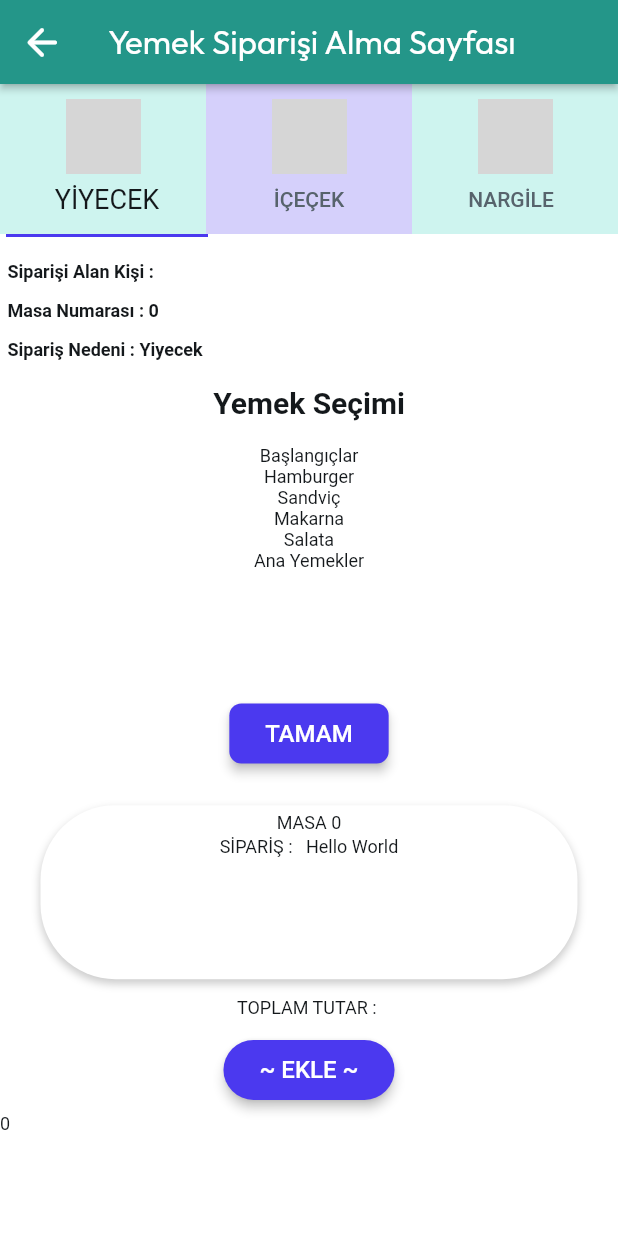
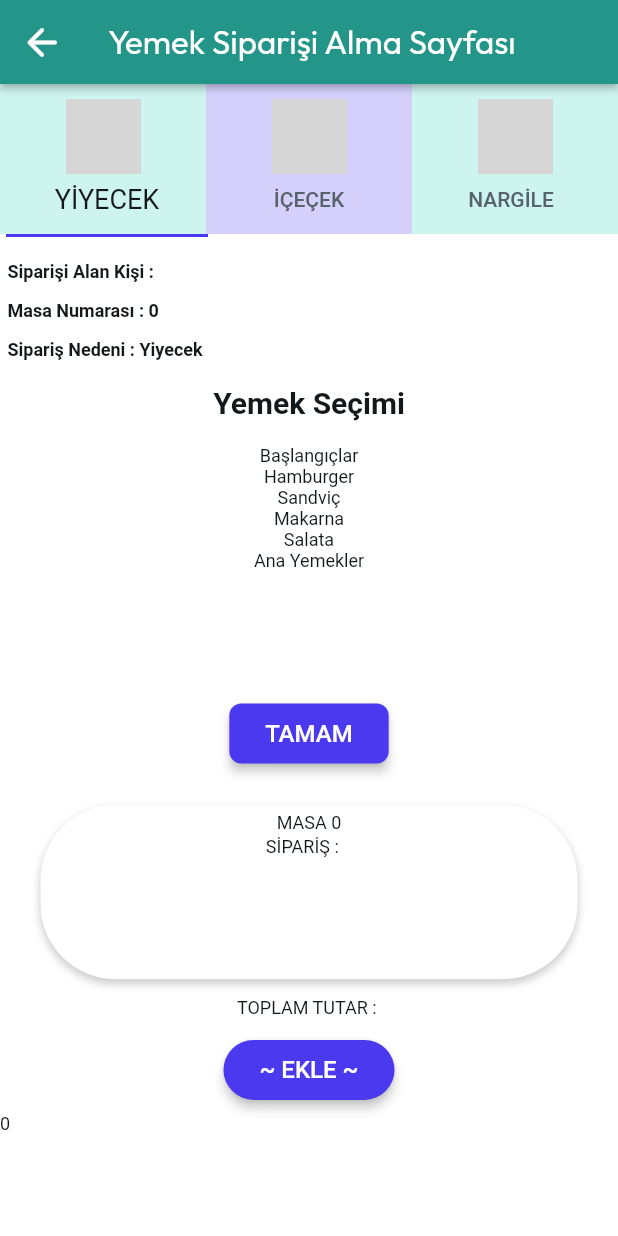
Before and after one commit to turanedizsacakli/mainappforcafes, a Flutter app: the ChooseEatingOrderPageCopyCopyWidget screen opened by its route, after a tap on "TAMAM", on a phone screen of 412 x 824 dp. Run offline on Flutter 3.47's test engine with Material 3 defaults, Android fonts, the phone set to English and light mode, and no system bars; drawn by our look-alikes of auto_size_text; our stand-ins replace cloud_firestore, dropdown_button2, firebase_core, font_awesome_flutter, from_css_color, go_router and 4 more; missing offline and left inert: json_path; accounts and stored records are empty; network calls fail; Roboto replaces fonts that are missing (Readex Pro); grey boxes are pictures that could not be loaded.

Commit message:
updated order page

```diff
--- a/lib/pages/choose_eating_order_page_copy_copy/choose_eating_order_page_copy_copy_widget.dart
+++ b/lib/pages/choose_eating_order_page_copy_copy/choose_eating_order_page_copy_copy_widget.dart
@@ -974,7 +974,8 @@ class _ChooseEatingOrderPageCopyCopyWidgetState
                                                         0.0, 10.0, 0.0, 0.0),
                                                 child: FFButtonWidget(
                                                   onPressed: () {
-                                                    print('Button pressed ...');
+                                                    print(
+                                                        'OkButton pressed ...');
                                                   },
                                                   text: 'TAMAM',
                                                   options: FFButtonOptions(
@@ -1135,17 +1136,38 @@ class _ChooseEatingOrderPageCopyCopyWidgetState
                                                                     0.0,
                                                               ),
                                                         ),
-                                                        Text(
-                                                          'Hello World',
-                                                          style: FlutterFlowTheme
-                                                                  .of(context)
-                                                              .bodyMedium
-                                                              .override(
-                                                                fontFamily:
-                                                                    'Readex Pro',
-                                                                letterSpacing:
-                                                                    0.0,
-                                                              ),
+                                                        Builder(
+                                                          builder: (context) {
+                                                            final orderList =
+                                                                FFAppState()
+                                                                    .order
+                                                                    .toList();
+                                                            return Column(
+                                                              mainAxisSize:
+                                                                  MainAxisSize
+                                                                      .max,
+                                                              children: List.generate(
+                                                                  orderList
+                                                                      .length,
+                                                                  (orderListIndex) {
+                                                                final orderListItem =
+                                                                    orderList[
+                                                                        orderListIndex];
+                                                                return Text(
+                                                                  'Hello World',
+                                                                  style: FlutterFlowTheme.of(
+                                                                          context)
+                                                                      .bodyMedium
+                                                                      .override(
+                                                                        fontFamily:
+                                                                            'Readex Pro',
+                                                                        letterSpacing:
+                                                                            0.0,
+                                                                      ),
+                                                                );
+                                                              }),
+                                                            );
+                                                          },
                                                         ),
                                                       ],
                                                     ),
```
